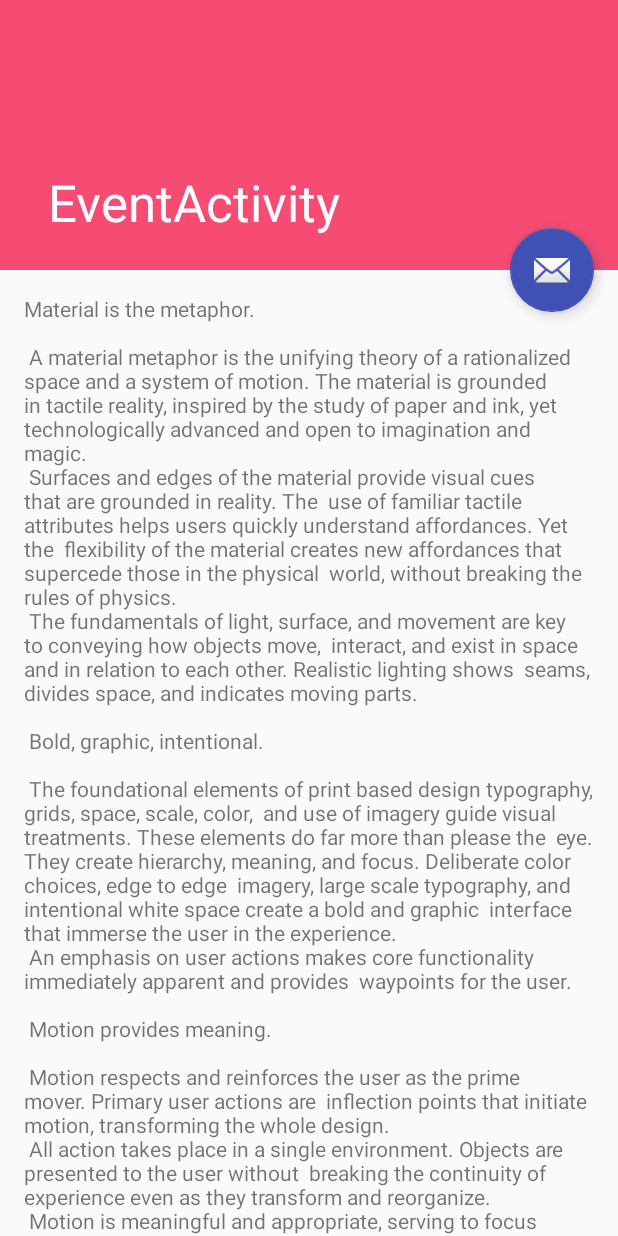
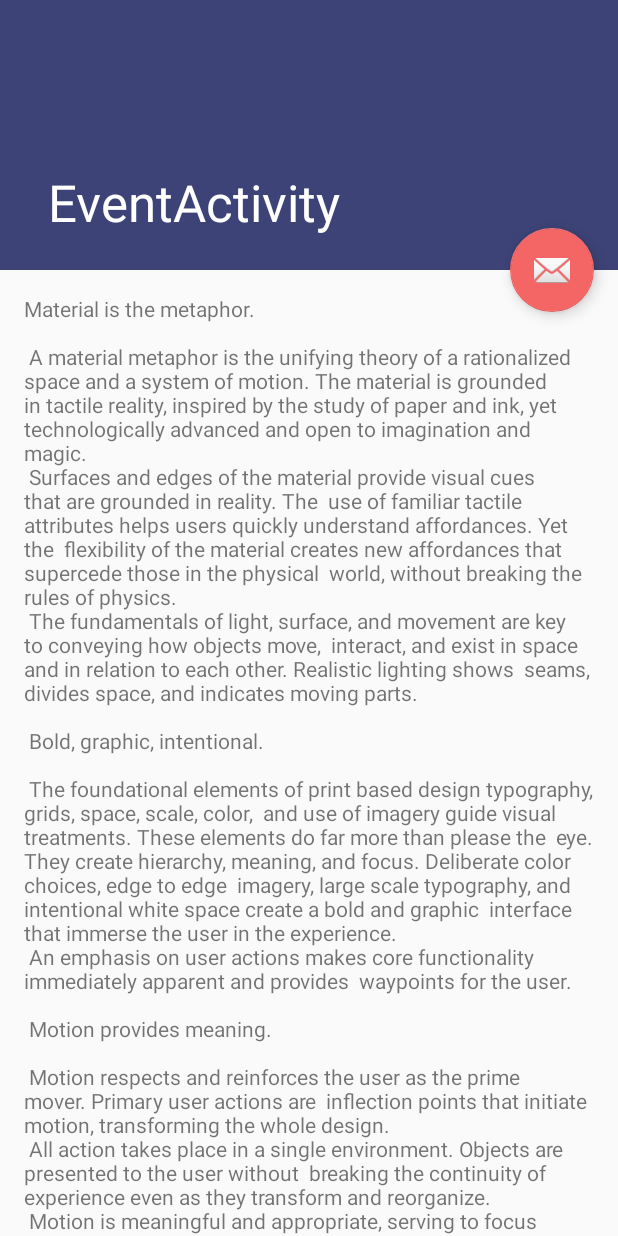
Before and after one commit to anjoshigor/ieeemadc-contest, an Android app: the EventActivity screen opened directly, with no data from a screen before it, on a phone screen of 412 x 824 dp. Run offline under Robolectric (Android 15) with nearby library versions, the phone set to English and light mode, and no system bars.

```diff
--- a/LocaleeApp/app/src/main/AndroidManifest.xml
+++ b/LocaleeApp/app/src/main/AndroidManifest.xml
@@ -29,7 +29,7 @@
             android:label="@string/title_activity_event"
             android:theme="@style/AppTheme.NoActionBar" />
         <activity
-            android:name=".view.EventsListActivity"
+            android:name=".view.EventsListFragment"
             android:label="@string/title_activity_event_list"></activity>
     </application>
 
--- a/LocaleeApp/app/src/main/java/com/brduo/localee/view/WelcomeActivity.java
+++ b/LocaleeApp/app/src/main/java/com/brduo/localee/view/WelcomeActivity.java
@@ -102,7 +102,7 @@ public class WelcomeActivity extends AppCompatActivity {
 
     private void launchHomeScreen() {
         preferenceManager.setFirstTimeLaunch(false);
-        startActivity(new Intent(WelcomeActivity.this, EventsListActivity.class));
+        startActivity(new Intent(WelcomeActivity.this, MainActivity.class));
         finish();
     }
 
--- a/LocaleeApp/app/src/main/res/layout/activity_main.xml
+++ b/LocaleeApp/app/src/main/res/layout/activity_main.xml
@@ -9,7 +9,7 @@
     tools:context="com.brduo.localee.view.MainActivity">
 
     <FrameLayout
-        android:id="@+id/content"
+        android:id="@+id/fragmentContainer"
         android:layout_width="match_parent"
         android:layout_height="0dp"
         android:layout_weight="1">
--- a/LocaleeApp/app/src/main/res/layout/activity_events_list.xml
+++ b/LocaleeApp/app/src/main/res/layout/fragment_events_list.xml
@@ -5,7 +5,7 @@
     android:layout_width="match_parent"
     android:layout_height="match_parent"
     android:fitsSystemWindows="true"
-    tools:context="com.brduo.localee.view.EventsListActivity">
+    tools:context="com.brduo.localee.view.EventsListFragment">
 
 
     <include layout="@layout/content_events_list" />
--- a/LocaleeApp/app/src/main/res/menu/menu_events_list.xml
+++ b/LocaleeApp/app/src/main/res/menu/menu_events_list.xml
@@ -1,7 +1,7 @@
 <menu xmlns:android="http://schemas.android.com/apk/res/android"
     xmlns:app="http://schemas.android.com/apk/res-auto"
     xmlns:tools="http://schemas.android.com/tools"
-    tools:context="com.brduo.localee.view.EventsListActivity">
+    tools:context="com.brduo.localee.view.EventsListFragment">
     <item
         android:id="@+id/action_settings"
         android:orderInCategory="100"
--- a/LocaleeApp/app/src/main/res/values/colors.xml
+++ b/LocaleeApp/app/src/main/res/values/colors.xml
@@ -1,11 +1,11 @@
 <?xml version="1.0" encoding="utf-8"?>
 <resources>
     <color name="black_alpha50">#800F0F0F</color>
-    <color name="colorPrimary">#f64c73</color>
-    <color name="colorPrimaryDark">#f64c73</color>
-    <color name="colorAccent">#3F51B5</color>
+    <color name="colorPrimary">#3D4377</color>
+    <color name="colorPrimaryDark">#e0e0e0</color>
+    <color name="colorAccent">#F46665</color>
     <!-- Slide settings -->
-    <!-- Screens background color -->
+    <!-- Screens background colo    r -->
     <color name="bg_screen1">#f64c73</color>
     <color name="bg_screen2">#20d2bb</color>
     <color name="bg_screen3">#3395ff</color>
```
Also changed, not shown: LocaleeApp/app/src/main/java/com/brduo/localee/view/EventsListFragment.java (renamed from LocaleeApp/app/src/main/java/com/brduo/localee/view/EventsListActivity.java, +34 -31 lines), LocaleeApp/app/src/main/java/com/brduo/localee/view/MainActivity.java (+10 -0 lines).
